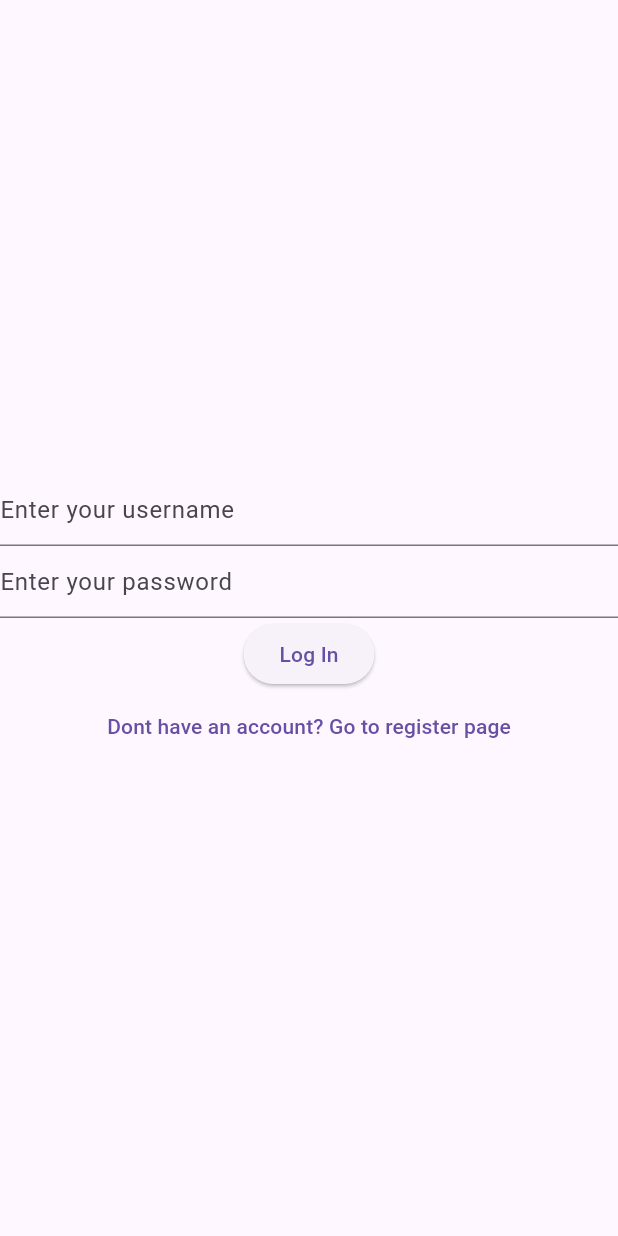
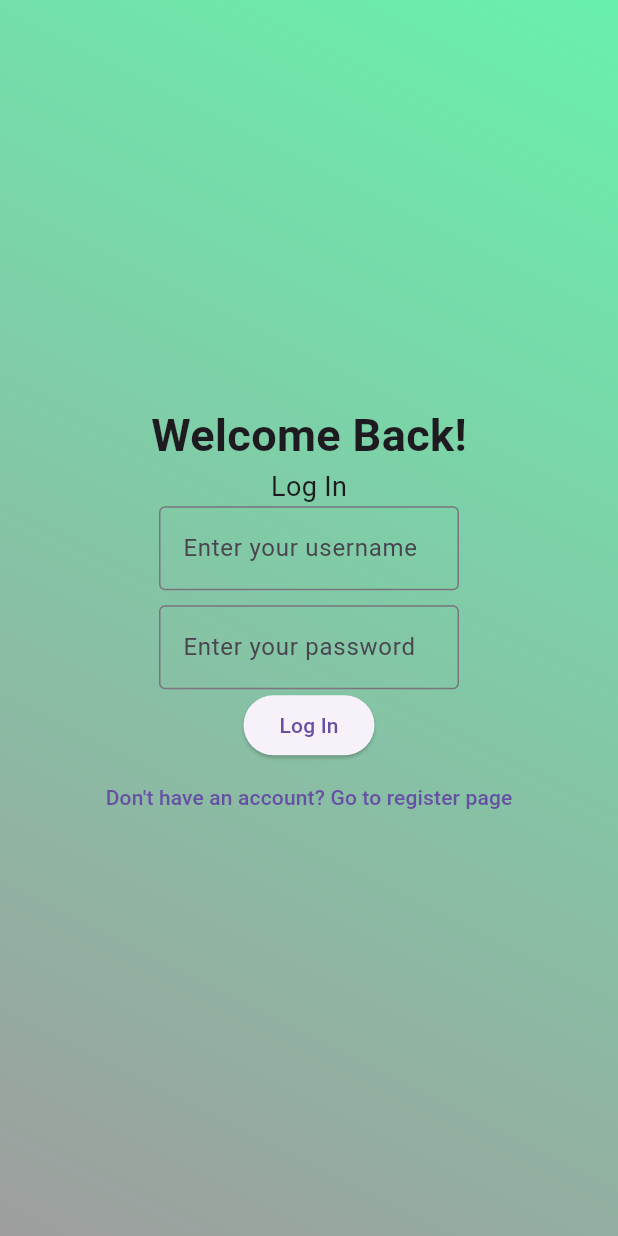
Before and after one commit to jaimejoe/AppDev2_Project, a Flutter app: the screen it shows after launch, after a tap on "Already have an account?", on a phone screen of 412 x 824 dp. Run offline on Flutter 3.47's test engine with Material 3 defaults, Android fonts, the light colour scheme and no system bars; our stand-ins replace cloud_firestore, firebase_core; accounts and stored records are empty.

Commit message:
Added design to pages, arrival of looks

```diff
--- a/lib/firestoremanager.dart
+++ b/lib/firestoremanager.dart
@@ -1,4 +1,4 @@
-import 'dart:ffi';
+
 
 import 'package:flutter/material.dart';
 import 'package:cloud_firestore/cloud_firestore.dart';
--- a/lib/login.dart
+++ b/lib/login.dart
@@ -16,45 +16,77 @@ class _LoginState extends State<Login> {
 
     return Scaffold(
       body: Container(
+        decoration: BoxDecoration(
+          gradient: LinearGradient(
+            colors: [Colors.greenAccent, Colors.grey],
+            begin: Alignment.topRight,
+            end: Alignment.bottomLeft,
+          ),
+        ),
         child: Column(
           mainAxisAlignment: MainAxisAlignment.center,
           crossAxisAlignment: CrossAxisAlignment.center,
           children: [
-
-            TextField(
-              decoration: InputDecoration(hintText: "Enter your username"),
+            Text("Welcome Back!", style: TextStyle(fontSize: 30, fontWeight: FontWeight.bold),),
+            Text("Log In", style: TextStyle(fontSize: 18),),
+            Row(
+              mainAxisAlignment: MainAxisAlignment.center,
+              children: [
+            SizedBox(
+              width: 200,
+              child: TextField(
+                decoration: InputDecoration(
+                    hintText: "Enter your username",
+                    border: OutlineInputBorder(),
+                    ),
                 controller: _username,
               ),
-            TextField(
-              decoration: InputDecoration(hintText: "Enter your password"),
+            ),
+            ],
+        ),
+            SizedBox(
+              height: 10,
+            ),
+            Row(
+              mainAxisAlignment: MainAxisAlignment.center,
+            children: [
+            SizedBox(
+              width: 200,
+              child: TextField(
+                decoration: InputDecoration(hintText: "Enter your password", border: OutlineInputBorder()),
                 controller: _password,
               ),
-
-            ElevatedButton(onPressed: ()async{
+            ),
+          ],
+        ),
+            ElevatedButton(
+                onPressed: () async {
                   FirestoreManager firestore = new FirestoreManager();
                   var user = await firestore.retrieveUser(_username.text);
-              if (user == null){
-                const snackBar = SnackBar(content: Text('Incorrect username or password'));
+                  if (user == null) {
+                    const snackBar = SnackBar(
+                        content: Text('Incorrect username or password'));
                     ScaffoldMessenger.of(context).showSnackBar(snackBar);
-              }else if(user['username']==_username.text && user['password']== _password.text){
+                  } else if (user['username'] == _username.text &&
+                      user['password'] == _password.text) {
                     Navigator.pushNamed(
                       context,
                       '/home',
                       arguments: _username.text,
                       //if we need more args we could use { 'username':_username.text, ...}
                     );
-              }else{
-                const snackBar = SnackBar(content: Text('Incorrect username or password'));
+                  } else {
+                    const snackBar = SnackBar(
+                        content: Text('Incorrect username or password'));
                     ScaffoldMessenger.of(context).showSnackBar(snackBar);
                   }
-            }, child: Text("Log In")),
-
-            TextButton(onPressed: (){
+                },
+                child: Text("Log In")),
+            TextButton(
+                onPressed: () {
                   Navigator.pushNamed(context, '/register');
-            }, child: Text("Dont have an account? Go to register page")),
-
-
-
+                },
+                child: Text("Don't have an account? Go to register page")),
           ],
         ),
       ),
--- a/lib/register.dart
+++ b/lib/register.dart
@@ -20,7 +20,9 @@ class _RegisterState extends State<Register> {
     TextEditingController _firstname = new TextEditingController();
     return Scaffold(
         body: Container(
-          margin: EdgeInsets.symmetric(horizontal: 10),
+          decoration: BoxDecoration(
+            gradient: LinearGradient(colors: [Colors.greenAccent, Colors.grey], begin: Alignment.bottomLeft, end: Alignment.topRight )
+          ),
       width: double.infinity,
       /*decoration: BoxDecoration(
     gradient: LinearGradient(
@@ -37,48 +39,26 @@ class _RegisterState extends State<Register> {
             padding: EdgeInsets.only(top: 70, bottom: 30),
             child: Text(
               "Welcome new User!!!",
-              style: TextStyle(color: Colors.white, fontSize: 30),
+              style: TextStyle(color: Colors.black, fontSize: 30),
             ),
           ),
-          Text("Please enter your information", style: TextStyle(fontSize: 20)),
-          SizedBox(
-            height: 60,
-            width: 280,
-            child: TextField(
-              decoration:
-                  InputDecoration(hintText: 'Please enter your username'),
-              controller: _username,
-            ),
-          ),
-          TextField(
-            decoration:
-                InputDecoration(hintText: 'Please enter your firstname'),
-            controller: _firstname,
-          ),
-          TextField(
-            decoration: InputDecoration(hintText: 'Please enter your email'),
-            controller: _email,
-          ),
-          TextField(
-            decoration: InputDecoration(hintText: 'Please enter your password'),
-            controller: _password,
-          ),
-
-
-          Row(//--------------------------------------------start of radio
+          Text("Let's Get You Started!", style: TextStyle(fontSize: 20, fontWeight: FontWeight.w700 )),
+          Row(
+            //--------------------------------------------start of radio
+            mainAxisAlignment: MainAxisAlignment.center,
             children: [
                   SizedBox(
                     height: 50,
                     width: 200,
                     child: ListTile(
-                    title: const Text('Strenght Training'),
+                        title: const Text('Weight Gain'),
                         leading: Radio<int>(
                             value: 1,
                             groupValue: selectedOption,
                             onChanged: (value) {
                               setState(() {
                                 selectedOption = value!;
-                            dietchoice = "Strenght";
+                                dietchoice = "WeightGain";
                               });
                             })),
                   ),
@@ -97,13 +77,80 @@ class _RegisterState extends State<Register> {
                           });
                         })),
               ),
-
+//-------------------------------------------end of radio
             ],
           ),
-          //-------------------------------------------end of radio
           Row(
+            mainAxisAlignment: MainAxisAlignment.center,
+            children: [
+              SizedBox(
+                width: 400,
+                child: TextField(
+                  decoration: InputDecoration(
+                      hintText: 'Username', border: OutlineInputBorder(), ),
+                  controller: _username,
+                ),
+              ),
+            ],
+          ),
+          SizedBox(
+            height: 10,
+          ),
+          Row(
+            mainAxisAlignment: MainAxisAlignment.center,
+            children: [
+              SizedBox(
+                width: 400,
+                child: TextField(
+                  decoration: InputDecoration(
+                      hintText: 'Firstname', border: OutlineInputBorder()),
+                  controller: _firstname,
+                ),
+              ),
+            ],
+          ),
+          SizedBox(
+            height: 10,
+          ),
+          Row(
+            mainAxisAlignment: MainAxisAlignment.center,
+            children: [
+              SizedBox(
+                width: 400,
+                child: TextField(
+                  decoration: InputDecoration(
+                      hintText: 'Email', border: OutlineInputBorder()),
+                  controller: _email,
+                ),
+              ),
+            ],
+          ),
+          SizedBox(
+            height: 10,
+          ),
+          Row(
+            mainAxisAlignment: MainAxisAlignment.center,
+            children: [
+              SizedBox(
+                width: 400,
+                child: TextField(
+                  decoration: InputDecoration(
+                      hintText: 'Password', border: OutlineInputBorder()),
+                  controller: _password,
+                ),
+              ),
+            ],
+          ),
+          SizedBox(
+            height: 10,
+          ),
+          Row(
+            mainAxisAlignment: MainAxisAlignment.center,
             children: [
               ElevatedButton(
+                style: ElevatedButton.styleFrom(backgroundColor: Color(
+                    -634393319)
+                ),
                   onPressed: () async {
                     int success = 20;
                     FirestoreManager firestore = new FirestoreManager();
@@ -151,7 +198,10 @@ class _RegisterState extends State<Register> {
                       ScaffoldMessenger.of(context).showSnackBar(snackBar);
                     }
                   },
-                  child: Text("Register")),
+                  child: Text("Register",style: TextStyle(color: Colors.black, fontWeight: FontWeight.bold),)),
+              SizedBox(
+                width: 50,
+              ),
               TextButton(
                   onPressed: () {
                     Navigator.pushNamed(context, '/login');
--- a/lib/splashScreen.dart
+++ b/lib/splashScreen.dart
@@ -37,7 +37,7 @@ class _SplashscreenState extends State<Splashscreen>
         width: double.infinity,
         decoration: BoxDecoration(
           gradient: LinearGradient(
-            colors: [Colors.blue,Colors.black ],
+            colors: [Colors.greenAccent, Colors.grey],
             begin: Alignment.topRight,
             end: Alignment.bottomLeft,
           ),
```
Also changed, not shown: lib/bmi.dart (+82 -31 lines). Lines whose indentation alone changed are shown as unchanged.
